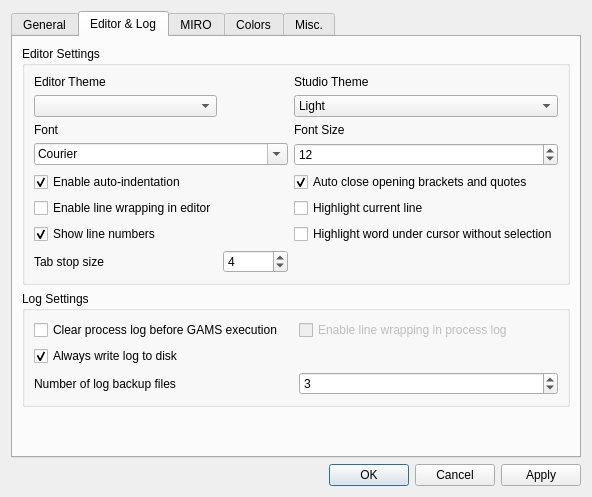
First picture: the form in src/settingsdialog.ui, repository GAMS-dev/studio, before the edit.
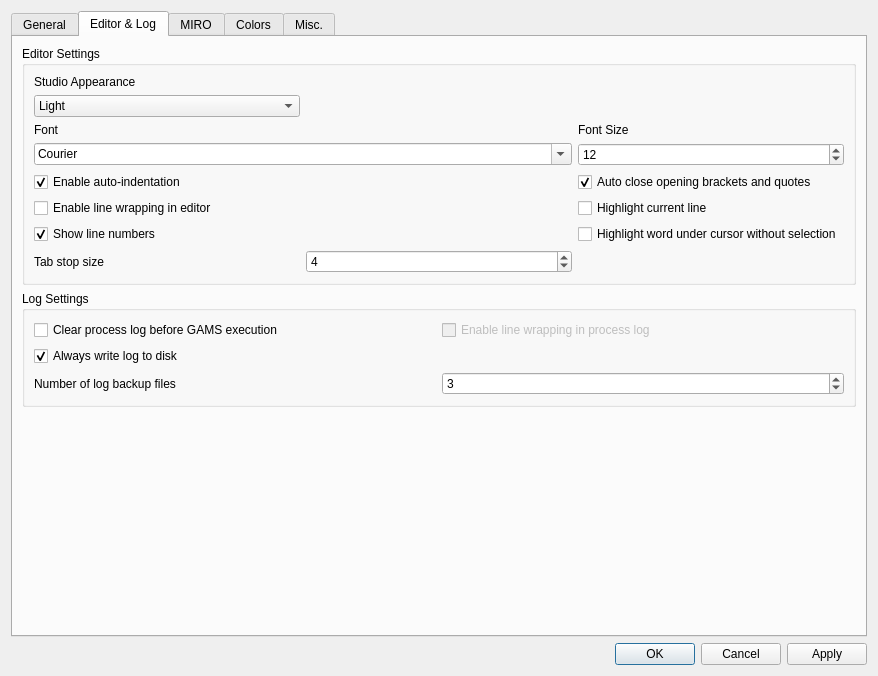
Second picture: the form after the edit. The open tabs and pages were chosen to show the change.

Commit message: added "follow OS" theme setting

```diff
--- a/src/settingsdialog.ui
+++ b/src/settingsdialog.ui
@@ -6,8 +6,8 @@
    <rect>
     <x>0</x>
     <y>0</y>
-    <width>592</width>
-    <height>497</height>
+    <width>878</width>
+    <height>676</height>
    </rect>
   </property>
   <property name="windowTitle">
@@ -212,7 +212,128 @@
           <string>Editor Settings</string>
          </property>
          <layout class="QGridLayout" name="gridLayout_5">
-          <item row="3" column="0" colspan="2">
+          <item row="4" column="2">
+           <widget class="QSpinBox" name="sb_fontsize">
+            <property name="minimum">
+             <number>5</number>
+            </property>
+            <property name="maximum">
+             <number>50</number>
+            </property>
+            <property name="value">
+             <number>12</number>
+            </property>
+           </widget>
+          </item>
+          <item row="6" column="0">
+           <widget class="QCheckBox" name="cb_linewrap_editor">
+            <property name="enabled">
+             <bool>true</bool>
+            </property>
+            <property name="sizePolicy">
+             <sizepolicy hsizetype="Minimum" vsizetype="Preferred">
+              <horstretch>0</horstretch>
+              <verstretch>0</verstretch>
+             </sizepolicy>
+            </property>
+            <property name="text">
+             <string>Enable line wrapping in editor</string>
+            </property>
+            <property name="checkable">
+             <bool>true</bool>
+            </property>
+            <property name="checked">
+             <bool>false</bool>
+            </property>
+           </widget>
+          </item>
+          <item row="10" column="0">
+           <widget class="QLabel" name="label_tabsize">
+            <property name="sizePolicy">
+             <sizepolicy hsizetype="Preferred" vsizetype="Preferred">
+              <horstretch>0</horstretch>
+              <verstretch>0</verstretch>
+             </sizepolicy>
+            </property>
+            <property name="text">
+             <string>Tab stop size</string>
+            </property>
+           </widget>
+          </item>
+          <item row="5" column="2">
+           <widget class="QCheckBox" name="cb_autoclose">
+            <property name="text">
+             <string>Auto close opening brackets and quotes</string>
+            </property>
+            <property name="checked">
+             <bool>true</bool>
+            </property>
+           </widget>
+          </item>
+          <item row="8" column="0">
+           <widget class="QCheckBox" name="cb_showlinenr">
+            <property name="enabled">
+             <bool>true</bool>
+            </property>
+            <property name="sizePolicy">
+             <sizepolicy hsizetype="Minimum" vsizetype="Preferred">
+              <horstretch>0</horstretch>
+              <verstretch>0</verstretch>
+             </sizepolicy>
+            </property>
+            <property name="text">
+             <string>Show line numbers</string>
+            </property>
+            <property name="checkable">
+             <bool>true</bool>
+            </property>
+            <property name="checked">
+             <bool>true</bool>
+            </property>
+           </widget>
+          </item>
+          <item row="6" column="2">
+           <widget class="QCheckBox" name="cb_highlightcurrent">
+            <property name="enabled">
+             <bool>true</bool>
+            </property>
+            <property name="sizePolicy">
+             <sizepolicy hsizetype="Minimum" vsizetype="Preferred">
+              <horstretch>0</horstretch>
+              <verstretch>0</verstretch>
+             </sizepolicy>
+            </property>
+            <property name="text">
+             <string>Highlight current line</string>
+            </property>
+            <property name="checkable">
+             <bool>true</bool>
+            </property>
+           </widget>
+          </item>
+          <item row="5" column="0">
+           <widget class="QCheckBox" name="cb_autoindent">
+            <property name="enabled">
+             <bool>true</bool>
+            </property>
+            <property name="sizePolicy">
+             <sizepolicy hsizetype="Minimum" vsizetype="Preferred">
+              <horstretch>0</horstretch>
+              <verstretch>0</verstretch>
+             </sizepolicy>
+            </property>
+            <property name="text">
+             <string>Enable auto-indentation</string>
+            </property>
+            <property name="checkable">
+             <bool>true</bool>
+            </property>
+            <property name="checked">
+             <bool>true</bool>
+            </property>
+           </widget>
+          </item>
+          <item row="4" column="0" colspan="2">
            <widget class="QFontComboBox" name="fontComboBox">
             <property name="fontFilters">
              <set>QFontComboBox::MonospacedFonts</set>
@@ -225,39 +346,7 @@
             </property>
            </widget>
           </item>
-          <item row="5" column="2">
-           <widget class="QCheckBox" name="cb_highlightcurrent">
-            <property name="enabled">
-             <bool>true</bool>
-            </property>
-            <property name="sizePolicy">
-             <sizepolicy hsizetype="Minimum" vsizetype="Preferred">
-              <horstretch>0</horstretch>
-              <verstretch>0</verstretch>
-             </sizepolicy>
-            </property>
-            <property name="text">
-             <string>Highlight current line</string>
-            </property>
-            <property name="checkable">
-             <bool>true</bool>
-            </property>
-           </widget>
-          </item>
-          <item row="3" column="2">
-           <widget class="QSpinBox" name="sb_fontsize">
-            <property name="minimum">
-             <number>5</number>
-            </property>
-            <property name="maximum">
-             <number>50</number>
-            </property>
-            <property name="value">
-             <number>12</number>
-            </property>
-           </widget>
-          </item>
-          <item row="9" column="1">
+          <item row="10" column="1">
            <widget class="QSpinBox" name="sb_tabsize">
             <property name="enabled">
              <bool>true</bool>
@@ -273,95 +362,7 @@
             </property>
            </widget>
           </item>
-          <item row="0" column="0">
-           <widget class="QLabel" name="label_11">
-            <property name="text">
-             <string>Editor Theme</string>
-            </property>
-           </widget>
-          </item>
-          <item row="2" column="2">
-           <widget class="QLabel" name="label_3">
-            <property name="text">
-             <string>Font Size</string>
-            </property>
-           </widget>
-          </item>
-          <item row="4" column="2">
-           <widget class="QCheckBox" name="cb_autoclose">
-            <property name="text">
-             <string>Auto close opening brackets and quotes</string>
-            </property>
-            <property name="checked">
-             <bool>true</bool>
-            </property>
-           </widget>
-          </item>
-          <item row="9" column="0">
-           <widget class="QLabel" name="label_tabsize">
-            <property name="sizePolicy">
-             <sizepolicy hsizetype="Preferred" vsizetype="Preferred">
-              <horstretch>0</horstretch>
-              <verstretch>0</verstretch>
-             </sizepolicy>
-            </property>
-            <property name="text">
-             <string>Tab stop size</string>
-            </property>
-           </widget>
-          </item>
-          <item row="4" column="0">
-           <widget class="QCheckBox" name="cb_autoindent">
-            <property name="enabled">
-             <bool>true</bool>
-            </property>
-            <property name="sizePolicy">
-             <sizepolicy hsizetype="Minimum" vsizetype="Preferred">
-              <horstretch>0</horstretch>
-              <verstretch>0</verstretch>
-             </sizepolicy>
-            </property>
-            <property name="text">
-             <string>Enable auto-indentation</string>
-            </property>
-            <property name="checkable">
-             <bool>true</bool>
-            </property>
-            <property name="checked">
-             <bool>true</bool>
-            </property>
-           </widget>
-          </item>
-          <item row="2" column="0">
-           <widget class="QLabel" name="label_2">
-            <property name="text">
-             <string>Font</string>
-            </property>
-           </widget>
-          </item>
-          <item row="5" column="0">
-           <widget class="QCheckBox" name="cb_linewrap_editor">
-            <property name="enabled">
-             <bool>true</bool>
-            </property>
-            <property name="sizePolicy">
-             <sizepolicy hsizetype="Minimum" vsizetype="Preferred">
-              <horstretch>0</horstretch>
-              <verstretch>0</verstretch>
-             </sizepolicy>
-            </property>
-            <property name="text">
-             <string>Enable line wrapping in editor</string>
-            </property>
-            <property name="checkable">
-             <bool>true</bool>
-            </property>
-            <property name="checked">
-             <bool>false</bool>
-            </property>
-           </widget>
-          </item>
-          <item row="7" column="2">
+          <item row="8" column="2">
            <widget class="QCheckBox" name="cb_highlightUnderCursor">
             <property name="enabled">
              <bool>true</bool>
@@ -383,39 +384,28 @@
             </property>
            </widget>
           </item>
-          <item row="7" column="0">
-           <widget class="QCheckBox" name="cb_showlinenr">
-            <property name="enabled">
-             <bool>true</bool>
-            </property>
-            <property name="sizePolicy">
-             <sizepolicy hsizetype="Minimum" vsizetype="Preferred">
-              <horstretch>0</horstretch>
-              <verstretch>0</verstretch>
-             </sizepolicy>
-            </property>
+          <item row="3" column="2">
+           <widget class="QLabel" name="label_3">
             <property name="text">
-             <string>Show line numbers</string>
+             <string>Font Size</string>
             </property>
-            <property name="checkable">
-             <bool>true</bool>
-            </property>
-            <property name="checked">
-             <bool>true</bool>
+           </widget>
+          </item>
+          <item row="3" column="0">
+           <widget class="QLabel" name="label_2">
+            <property name="text">
+             <string>Font</string>
             </property>
            </widget>
           </item>
           <item row="1" column="0">
-           <widget class="QComboBox" name="combo_syntaxTheme"/>
-          </item>
-          <item row="0" column="2">
            <widget class="QLabel" name="label_4">
             <property name="text">
-             <string>Studio Theme</string>
+             <string>Studio Appearance</string>
             </property>
            </widget>
           </item>
-          <item row="1" column="2">
+          <item row="2" column="0">
            <widget class="QComboBox" name="combo_studioTheme">
             <item>
              <property name="text">
```
Left out of the diff: 4 changed lines with no effect on the pictures. The commit also changes 3 other files.
